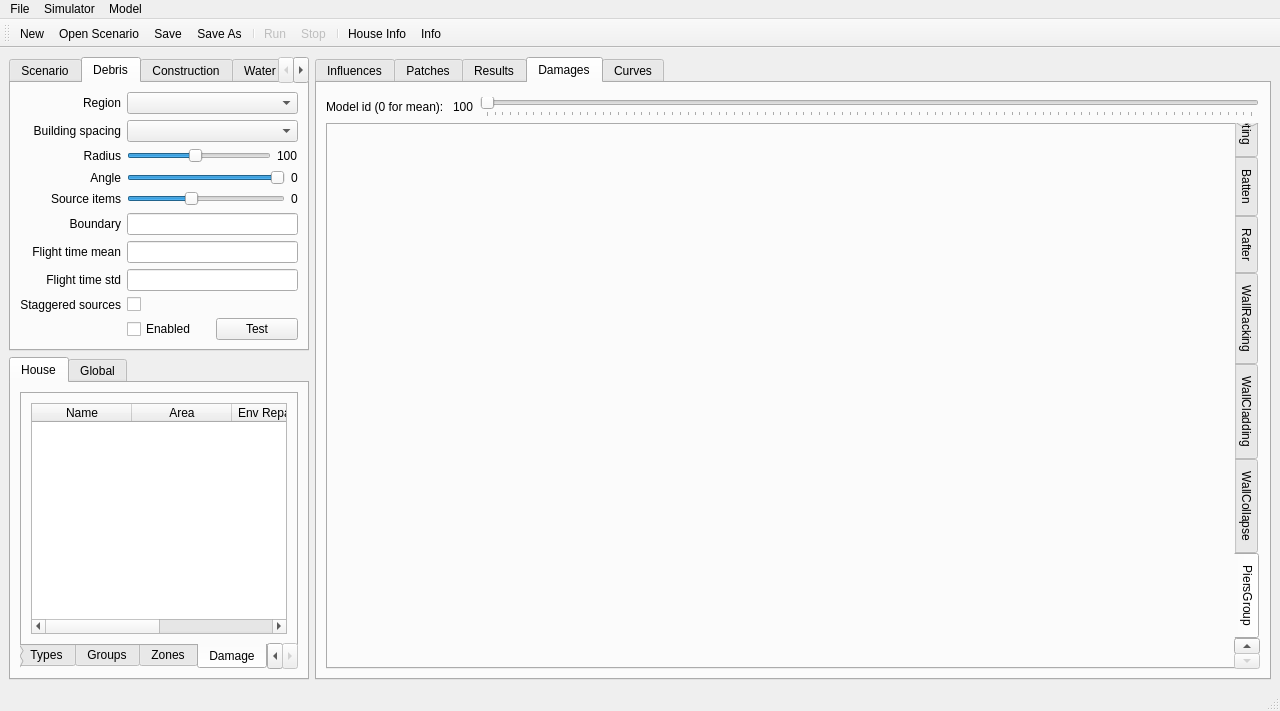
Old version of the form vaws/gui/ui/main.ui in the repository GeoscienceAustralia/vaws.
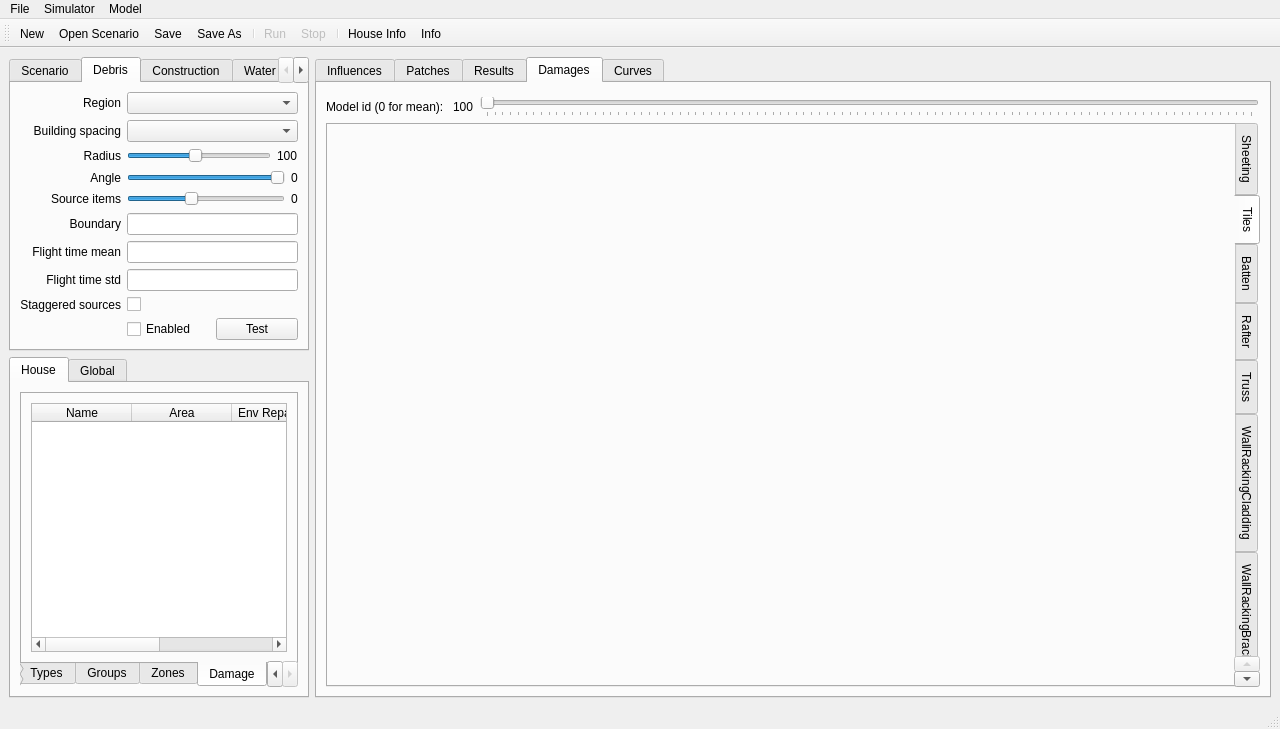
New version of the form. The open tabs and pages were chosen to show the change. Icons and pictures are not drawn. Custom widgets are drawn as their Qt base class.

Diff of the .ui file:
```diff
--- a/vaws/gui/ui/main.ui
+++ b/vaws/gui/ui/main.ui
@@ -7,7 +7,7 @@
     <x>0</x>
     <y>0</y>
     <width>1280</width>
-    <height>711</height>
+    <height>729</height>
    </rect>
   </property>
   <property name="sizePolicy">
@@ -1923,6 +1923,20 @@
               </item>
              </layout>
             </widget>
+            <widget class="QWidget" name="tab_32">
+             <attribute name="title">
+              <string>Tiles</string>
+             </attribute>
+             <layout class="QHBoxLayout" name="horizontalLayout_57">
+              <item>
+               <widget class="MatplotlibWidget" name="mpltile" native="true">
+                <property name="enabled">
+                 <bool>true</bool>
+                </property>
+               </widget>
+              </item>
+             </layout>
+            </widget>
             <widget class="QWidget" name="tab_20">
              <attribute name="title">
               <string>Batten</string>
@@ -1943,13 +1957,33 @@
               </item>
              </layout>
             </widget>
+            <widget class="QWidget" name="tab_31">
+             <attribute name="title">
+              <string>Truss</string>
+             </attribute>
+             <layout class="QHBoxLayout" name="horizontalLayout_55">
+              <item>
+               <widget class="MatplotlibWidget" name="mpltruss" native="true"/>
+              </item>
+             </layout>
+            </widget>
             <widget class="QWidget" name="tab_25">
              <attribute name="title">
-              <string>WallRacking</string>
+              <string>WallRackingCladding</string>
              </attribute>
              <layout class="QHBoxLayout" name="horizontalLayout_33">
               <item>
-               <widget class="MatplotlibWidget" name="mplwallracking" native="true"/>
+               <widget class="MatplotlibWidget" name="mplwallracking_cladding" native="true"/>
+              </item>
+             </layout>
+            </widget>
+            <widget class="QWidget" name="tab_35">
+             <attribute name="title">
+              <string>WallRackingBracing</string>
+             </attribute>
+             <layout class="QHBoxLayout" name="horizontalLayout_44">
+              <item>
+               <widget class="MatplotlibWidget" name="mplwallracking_bracing" native="true"/>
               </item>
              </layout>
             </widget>
```
